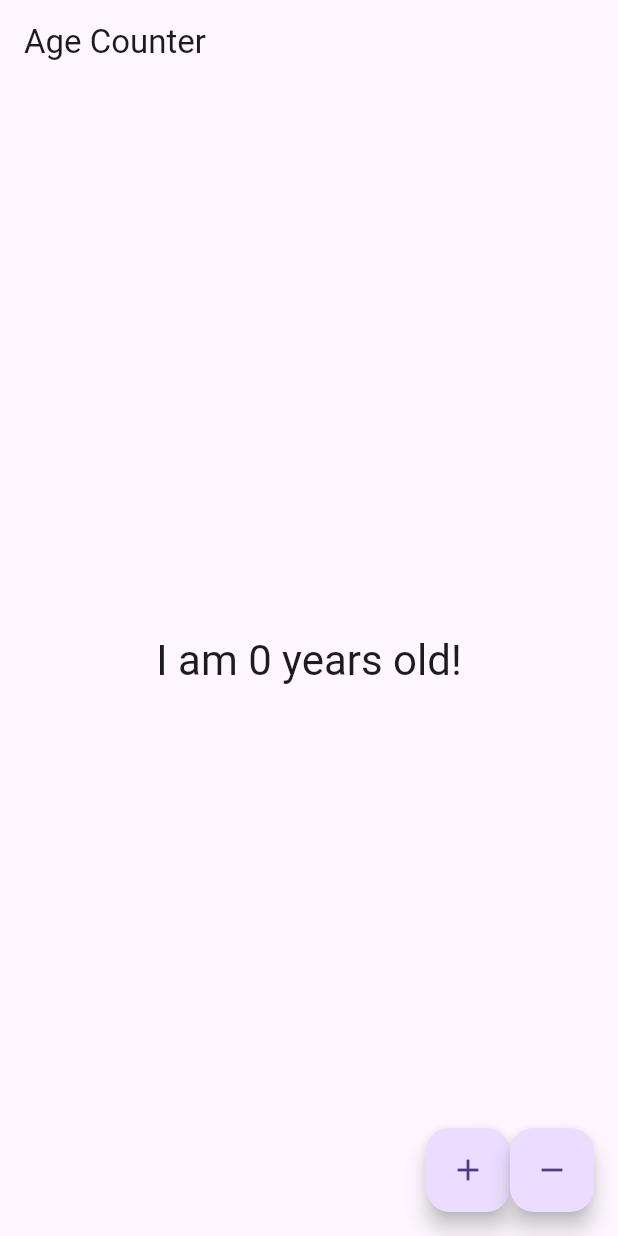
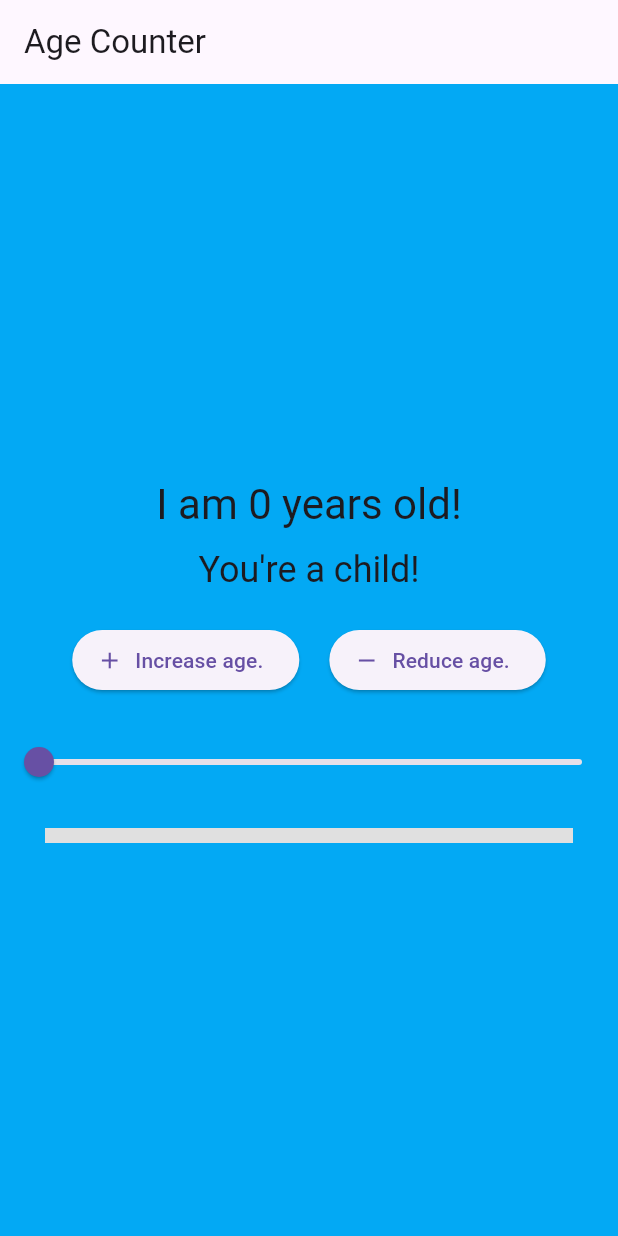
Before and after one commit to abigailsheldon/act06, a Flutter app: the screen it shows after launch, on a phone screen of 412 x 824 dp. Run offline on Flutter 3.47's test engine with Material 3 defaults, Android fonts, the phone set to English and light mode, and no system bars; missing offline and left inert: window_size.

Commit message:
Finished project

```diff
--- a/lib/main.dart
+++ b/lib/main.dart
@@ -5,14 +5,10 @@ import 'package:provider/provider.dart';
 import 'package:window_size/window_size.dart';
 
 void main() {
+  // Configures window size on desktop
   setupWindow();
+
   runApp(
-  // Provide the model to all widgets within the app. We're using
-  // ChangeNotifierProvider because that's a simple way to rebuild
-  // widgets when a model changes. We could also just use
-  // Provider, but then we would have to listen to Counter ourselves.
-  //
-  // Read Provider's docs to learn about all the available providers.
     ChangeNotifierProvider(
       // Initialize the model in the builder. That way, Provider
       // can own Counter's lifecycle, making sure to call `dispose`
@@ -43,18 +39,25 @@ void setupWindow() {
   }
 }
 
-/// Simplest possible model, with just one field.
-///
-/// [ChangeNotifier] is a class in `flutter:foundation`. [Counter] does
-/// _not_ depend on Provider.
+
 class Counter with ChangeNotifier {
   int value = 0;
   void increment() {
+    // Only increment if value is less than 99.
+    if (value < 99) {
       value += 1;
       notifyListeners();
     }
+  }
   void decrement() {
+    // Only decrement if value is more than 0.
+    if (value > 0) {
       value -= 1;
+      notifyListeners();
+    }
+  }
+  void setAge(int newAge) {
+    value = newAge.clamp(0,99).toInt();
     notifyListeners();
   }
 }
@@ -78,55 +81,126 @@ class MyApp extends StatelessWidget {
 class MyHomePage extends StatelessWidget {
   const MyHomePage({super.key});
 
+  Color getBackgroundColor(int age) {
+    if (age <= 12) {
+      return Colors.lightBlue;
+    } else if (age <= 19) {
+      return Colors.lightGreen;
+    } else if (age <= 30) {
+      return Colors.yellow.shade200;
+    } else if (age <= 50) {
+      return Colors.orange;
+    } else {
+      return Colors.grey.shade300;
+    }
+  }
+
+  String getMessage(int age) {
+    if (age <= 12) {
+      return "You're a child!";
+    } else if (age <= 19) {
+      return "Teen!";
+    } else if (age <= 30) {
+      return "Young adult!";
+    } else if (age <= 50) {
+      return "Regular adult!";
+    } else {
+      return "Golden years!";
+    }
+  }
+
+  Color getProgressColor(int age) {
+    if (age <= 33) {
+      return Colors.green;
+    } else if (age <= 67) {
+      return Colors.yellow;
+    } else {
+      return Colors.red;
+    }
+  }
+
   @override
   Widget build(BuildContext context) {
+    return Consumer<Counter>(
+      builder: (context, counter, child) {
+        int age = counter.value;
         return Scaffold(
           appBar: AppBar(
             title: const Text('Age Counter'),
             ),
 
-      body: Center(
+          // Set bg color
+          body: Container(
+            color: getBackgroundColor(age),
+            child: Center(
               child: Column(
+
                 mainAxisAlignment: MainAxisAlignment.center,
                 children: [
-
-          Consumer<Counter>(
-            builder: (context, counter, child) => Text(
+                  Text(
                     'I am ${counter.value} years old!',
                     style: Theme.of(context).textTheme.headlineMedium,
+                  ),
+                  const SizedBox(height: 10),
+                  Text(
+                    getMessage(age),
+                    style: Theme.of(context).textTheme.headlineSmall,
+                  ),
+                  const SizedBox(height: 20),
+                  // Button row
+                  Row(
+                    mainAxisAlignment: MainAxisAlignment.center,
+                    children: [
+                        // Increase age
+                        ElevatedButton.icon(
+                          onPressed: () {
+                            var counter = context.read<Counter>();
+                            counter.increment();
+                          },
+                          icon: const Icon(Icons.add),
+                          label: const Text('Increase age.'),
+                        ),
+                        const SizedBox(width: 20),
+                        // Decrease age
+                        ElevatedButton.icon(
+                          onPressed: () {
+                            var counter = context.read<Counter>();
+                            counter.decrement();
+                          },
+                          icon: const Icon(Icons.remove),
+                          label: const Text('Reduce age.'),
+                        ),
+                      ],
+                    ),
+                    // Slider
+                    const SizedBox(height: 20),
+                    Slider(
+                      value: age.toDouble(),
+                      min: 0,
+                      max: 99,
+                      divisions: 99,
+                      label: age.toString(),
+                      onChanged: (double newValue){
+                        counter.setAge(newValue.toInt());
+                      },
+                    ),
+                    const SizedBox(height: 20),
+                    // Progress bar
+                    Padding(
+                      padding: const EdgeInsets.symmetric(horizontal: 30),
+                      child: LinearProgressIndicator(
+                        value: age / 99,
+                        backgroundColor: Colors.grey.shade300,
+                        valueColor: AlwaysStoppedAnimation(getProgressColor(age)),
+                        minHeight: 10,
                       ),
                     ),
                   ],
                 ),
             ),
-
-    floatingActionButton: Row(
-      mainAxisAlignment: MainAxisAlignment.end,
-      children: [
-
-        // Increment button
-        FloatingActionButton(
-          onPressed: () {
-
-            var counter = context.read<Counter>();
-            counter.increment();
+          ),
+        );
       },
-          tooltip: 'Increment',
-          child: const Icon(Icons.add),
-          ),
-
-        // Decrement button
-        FloatingActionButton(
-          onPressed: () {
-
-            var counter = context.read<Counter>();
-            counter.decrement();
-            },
-          tooltip: 'Decrement',
-          child: const Icon(Icons.remove),
-          ),
-      ],
-    ),
     );
   }
 }
```
Lines whose indentation alone changed are shown as unchanged.
